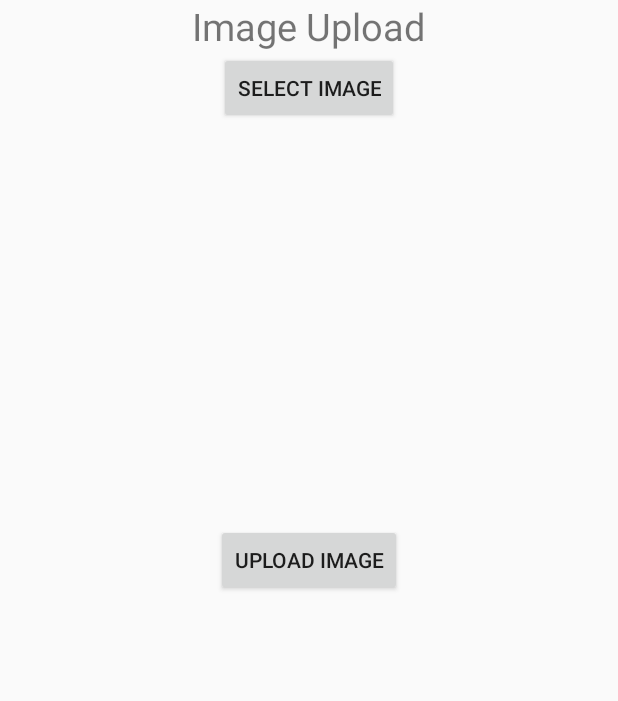
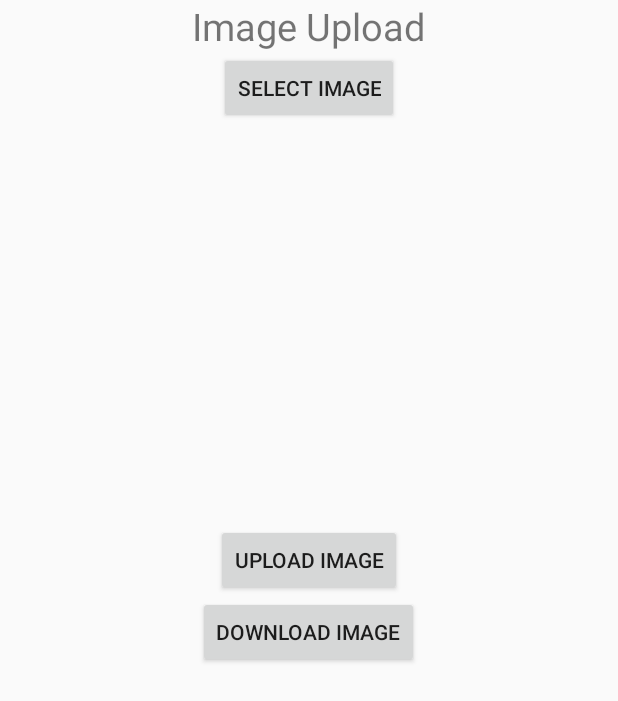
Before and after one commit to JaeRyoungKa/CS496_PROJECT_2nd, an Android app: the layout gallery_add.xml on its own in the app's theme, with its tools: preview values and no code run, on a phone screen of 412 x 824 dp. Shown: the top 701 px of the screen. Run offline under Robolectric (Android 15) with nearby library versions, the phone set to English and light mode, and no system bars.

Commit message:
server에 upload한 사진 그대로 download하기 구현

```diff
--- a/app/build.gradle
+++ b/app/build.gradle
@@ -28,8 +28,11 @@ dependencies {
     testCompile 'junit:junit:4.12'
     compile 'com.android.support:appcompat-v7:23.4.0'
     compile 'com.android.support:design:23.4.0'
-    compile 'com.android.support:cardview-v7:24.0.0'
     compile 'com.facebook.android:facebook-android-sdk:[4,5)'
     compile files('libs/ion-1.3.7.jar')
     compile files('libs/androidasync-1.3.7.jar')
+    compile 'com.squareup.okhttp:okhttp:2.3.0'
 }
+dependencies {
+         compile 'com.loopj.android:android-async-http:1.4.9'
+     }
--- a/app/src/main/AndroidManifest.xml
+++ b/app/src/main/AndroidManifest.xml
@@ -3,6 +3,7 @@
     package="com.example.q.cs496_prj1">
     <uses-permission android:name="android.permission.INTERNET"/>
     <uses-permission android:name="android.permission.READ_EXTERNAL_STORAGE"/>
+    <uses-permission android:name="android.permission.WRITE_EXTERNAL_STORAGE" />
     <application
         android:allowBackup="true"
         android:icon="@mipmap/ic_launcher"
@@ -23,6 +24,7 @@
         <activity android:name=".Tab2_expand"> </activity>
         <activity android:name=".TodoAddActivity"> </activity>
         <activity android:name=".Tab2Add"></activity>
+        <activity android:name=".URL"></activity>
         <meta-data android:name="com.facebook.sdk.ApplicationId" android:value="@string/facebook_app_id"/>
     </application>
 
--- a/app/src/main/java/com/example/q/cs496_prj1/Tab2_expand.java
+++ b/app/src/main/java/com/example/q/cs496_prj1/Tab2_expand.java
@@ -28,6 +28,7 @@ public class Tab2_expand extends FragmentActivity {
         if (s.equals("5")) imageview.setImageResource(R.drawable.image5);
     }
 
+
     public void back(View v) {
         this.onBackPressed();
     }
--- a/app/src/main/res/layout/gallery_add.xml
+++ b/app/src/main/res/layout/gallery_add.xml
@@ -28,6 +28,17 @@
         android:layout_gravity="center"
         android:text="Upload Image"
         android:id="@+id/uploadimg"/>
+    <Button
+        android:layout_width="wrap_content"
+        android:layout_height="wrap_content"
+        android:layout_gravity="center"
+        android:text="Download Image"
+        android:id="@+id/downloading"/>
+    <ImageView
+        android:layout_width="400px"
+        android:layout_height="400px"
+        android:layout_gravity="center"
+        android:id="@+id/img1"/>
 
 
 </LinearLayout>
```
Also changed, not shown: app/src/main/java/com/example/q/cs496_prj1/Tab2Add.java (+81 -3 lines), app/src/main/java/com/example/q/cs496_prj1/URL.java (added, +21 -0 lines), app/src/main/res/layout/activity_url.xml (added, +11 -0 lines), app/libs/android-async-http-1.4.9.jar (added), 2 other files.
